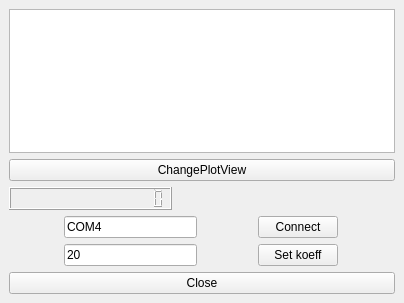
This is DPP_qmake/mainwindow.ui in AClockworkParrot/PulseDetectorProg as Qt 5 draws it before an edit. The edited form follows.
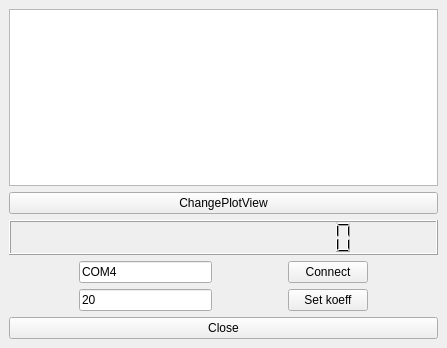
This is the edited form.

Diff of the .ui file:
```diff
--- a/DPP_qmake/mainwindow.ui
+++ b/DPP_qmake/mainwindow.ui
@@ -6,8 +6,8 @@
    <rect>
     <x>0</x>
     <y>0</y>
-    <width>404</width>
-    <height>303</height>
+    <width>447</width>
+    <height>348</height>
    </rect>
   </property>
   <property name="windowTitle">
@@ -25,8 +25,8 @@
    </property>
    <property name="maximumSize">
     <size>
-     <width>474</width>
-     <height>483</height>
+     <width>1920</width>
+     <height>1080</height>
     </size>
    </property>
    <layout class="QVBoxLayout" name="verticalLayout_4">
@@ -62,7 +62,7 @@
           <item>
            <widget class="QLCDNumber" name="lcdNumber">
             <property name="sizePolicy">
-             <sizepolicy hsizetype="Maximum" vsizetype="Maximum">
+             <sizepolicy hsizetype="Expanding" vsizetype="Expanding">
               <horstretch>0</horstretch>
               <verstretch>0</verstretch>
              </sizepolicy>
```
Left out of the diff: 4 changed lines with no effect on the pictures.
